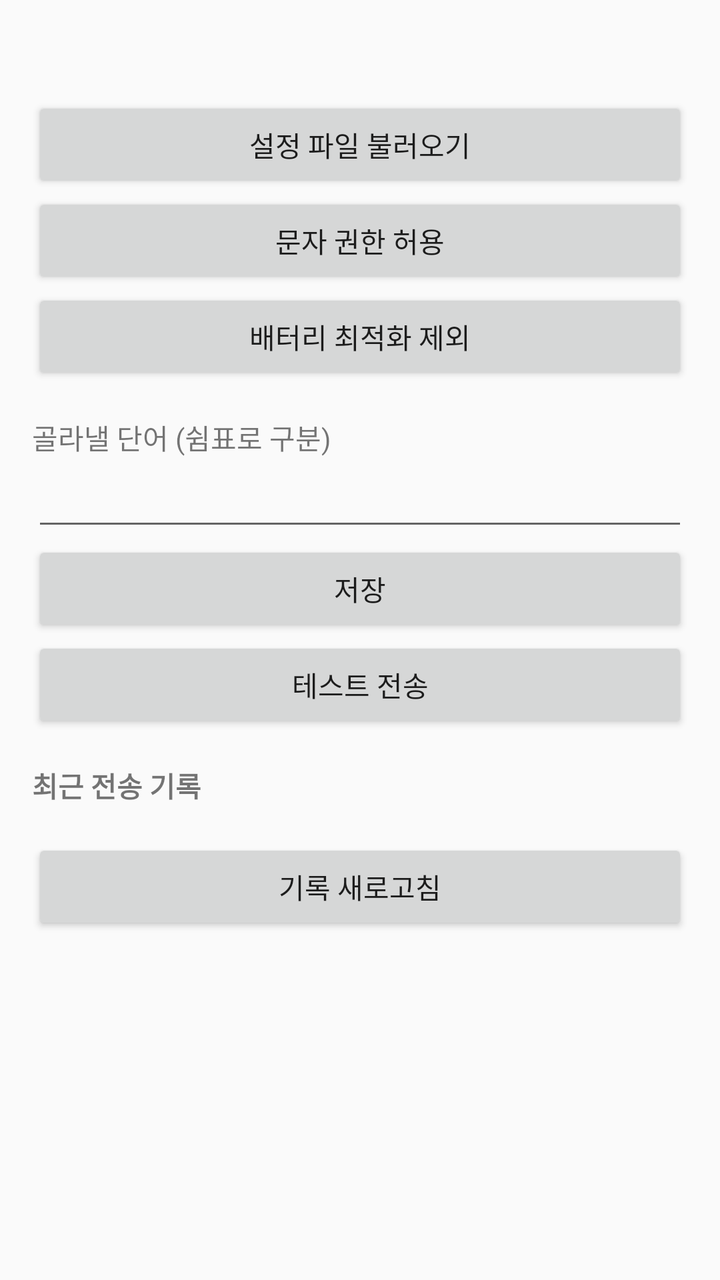
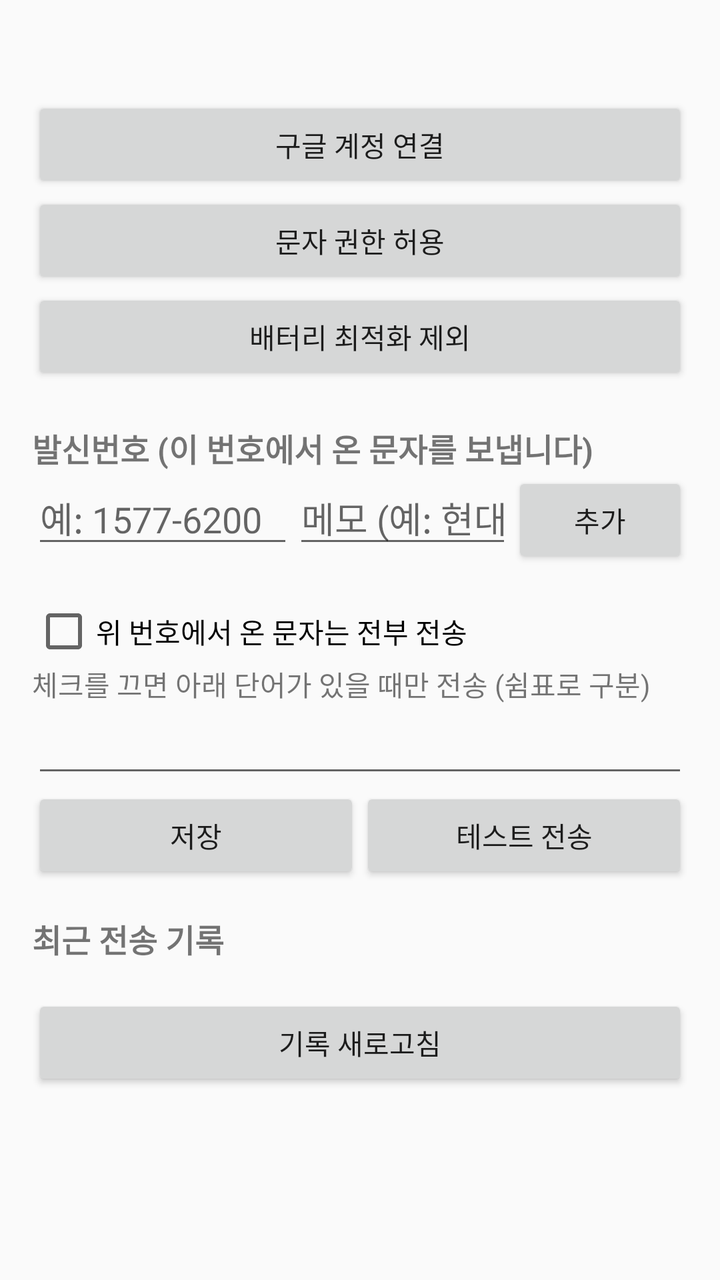

An Android layout rendered at two revisions. The XML below is the earlier revision; the diff shows what the commit changed to produce the second picture.
<!-- AndroidManifest.xml: application theme Theme.AppCompat.DayNight -->
<!-- res/layout/activity_main.xml -->
<?xml version="1.0" encoding="utf-8"?>
<ScrollView xmlns:android="http://schemas.android.com/apk/res/android"
    android:layout_width="match_parent" android:layout_height="match_parent">
    <LinearLayout android:orientation="vertical" android:padding="16dp"
        android:layout_width="match_parent" android:layout_height="wrap_content">

        <TextView android:id="@+id/status" android:layout_width="match_parent" android:layout_height="wrap_content"
            android:textSize="15sp" android:lineSpacingExtra="4dp" />

        <Button android:id="@+id/loadSettings" android:layout_width="match_parent" android:layout_height="wrap_content"
            android:layout_marginTop="12dp" android:text="@string/load_settings" />
        <Button android:id="@+id/grantSms" android:layout_width="match_parent" android:layout_height="wrap_content"
            android:text="@string/grant_sms" />
        <Button android:id="@+id/battery" android:layout_width="match_parent" android:layout_height="wrap_content"
            android:text="@string/battery" />

        <TextView android:layout_width="match_parent" android:layout_height="wrap_content"
            android:layout_marginTop="16dp" android:text="@string/keywords_label" />
        <EditText android:id="@+id/keywords" android:layout_width="match_parent" android:layout_height="wrap_content"
            android:inputType="text" />
        <Button android:id="@+id/save" android:layout_width="match_parent" android:layout_height="wrap_content"
            android:text="@string/save" />
        <Button android:id="@+id/testSend" android:layout_width="match_parent" android:layout_height="wrap_content"
            android:text="@string/test_send" />

        <TextView android:layout_width="match_parent" android:layout_height="wrap_content"
            android:layout_marginTop="16dp" android:text="@string/recent" android:textStyle="bold" />
        <TextView android:id="@+id/log" android:layout_width="match_parent" android:layout_height="wrap_content"
            android:fontFamily="monospace" android:textSize="12sp" />
        <Button android:id="@+id/refresh" android:layout_width="match_parent" android:layout_height="wrap_content"
            android:text="@string/refresh" />
    </LinearLayout>
</ScrollView>
<!-- resources referenced by this layout -->
<resources>
  <string name="battery">배터리 최적화 제외</string>
  <string name="grant_sms">문자 권한 허용</string>
  <string name="keywords_label">골라낼 단어 (쉼표로 구분)</string>
  <string name="load_settings">설정 파일 불러오기</string>
  <string name="recent">최근 전송 기록</string>
  <string name="refresh">기록 새로고침</string>
  <string name="save">저장</string>
  <string name="test_send">테스트 전송</string>
</resources>

<!-- the commit's change to res/layout/activity_main.xml (unified diff, before → after) -->
@@ -7,24 +7,41 @@
         <TextView android:id="@+id/status" android:layout_width="match_parent" android:layout_height="wrap_content"
             android:textSize="15sp" android:lineSpacingExtra="4dp" />
 
-        <Button android:id="@+id/loadSettings" android:layout_width="match_parent" android:layout_height="wrap_content"
-            android:layout_marginTop="12dp" android:text="@string/load_settings" />
+        <Button android:id="@+id/connect" android:layout_width="match_parent" android:layout_height="wrap_content"
+            android:layout_marginTop="12dp" android:text="@string/connect" />
         <Button android:id="@+id/grantSms" android:layout_width="match_parent" android:layout_height="wrap_content"
             android:text="@string/grant_sms" />
         <Button android:id="@+id/battery" android:layout_width="match_parent" android:layout_height="wrap_content"
             android:text="@string/battery" />
 
         <TextView android:layout_width="match_parent" android:layout_height="wrap_content"
-            android:layout_marginTop="16dp" android:text="@string/keywords_label" />
+            android:layout_marginTop="20dp" android:text="@string/senders" android:textStyle="bold" android:textSize="16sp" />
+        <LinearLayout android:orientation="horizontal" android:layout_width="match_parent" android:layout_height="wrap_content">
+            <EditText android:id="@+id/senderInput" android:layout_width="0dp" android:layout_weight="1.2"
+                android:layout_height="wrap_content" android:inputType="phone" android:hint="@string/sender_hint" />
+            <EditText android:id="@+id/memoInput" android:layout_width="0dp" android:layout_weight="1"
+                android:layout_height="wrap_content" android:inputType="text" android:hint="@string/memo_hint" />
+            <Button android:id="@+id/addSender" android:layout_width="wrap_content" android:layout_height="wrap_content"
+                android:text="@string/add" />
+        </LinearLayout>
+        <LinearLayout android:id="@+id/senderList" android:orientation="vertical"
+            android:layout_width="match_parent" android:layout_height="wrap_content" />
+
+        <CheckBox android:id="@+id/forwardAll" android:layout_width="match_parent" android:layout_height="wrap_content"
+            android:layout_marginTop="16dp" android:text="@string/forward_all" />
+        <TextView android:layout_width="match_parent" android:layout_height="wrap_content"
+            android:text="@string/keywords_label" />
         <EditText android:id="@+id/keywords" android:layout_width="match_parent" android:layout_height="wrap_content"
             android:inputType="text" />
-        <Button android:id="@+id/save" android:layout_width="match_parent" android:layout_height="wrap_content"
-            android:text="@string/save" />
-        <Button android:id="@+id/testSend" android:layout_width="match_parent" android:layout_height="wrap_content"
-            android:text="@string/test_send" />
+        <LinearLayout android:orientation="horizontal" android:layout_width="match_parent" android:layout_height="wrap_content">
+            <Button android:id="@+id/save" android:layout_width="0dp" android:layout_weight="1"
+                android:layout_height="wrap_content" android:text="@string/save" />
+            <Button android:id="@+id/testSend" android:layout_width="0dp" android:layout_weight="1"
+                android:layout_height="wrap_content" android:text="@string/test_send" />
+        </LinearLayout>
 
         <TextView android:layout_width="match_parent" android:layout_height="wrap_content"
-            android:layout_marginTop="16dp" android:text="@string/recent" android:textStyle="bold" />
+            android:layout_marginTop="16dp" android:text="@string/recent" android:textStyle="bold" android:textSize="16sp" />
         <TextView android:id="@+id/log" android:layout_width="match_parent" android:layout_height="wrap_content"
             android:fontFamily="monospace" android:textSize="12sp" />
         <Button android:id="@+id/refresh" android:layout_width="match_parent" android:layout_height="wrap_content"
<!-- resource entries referenced after the edit -->
@@ -1,12 +1,17 @@
 <!-- resources referenced by this layout -->
 <resources>
+  <string name="add">추가</string>
   <string name="battery">배터리 최적화 제외</string>
+  <string name="connect">구글 계정 연결</string>
+  <string name="forward_all">위 번호에서 온 문자는 전부 전송</string>
   <string name="grant_sms">문자 권한 허용</string>
-  <string name="keywords_label">골라낼 단어 (쉼표로 구분)</string>
-  <string name="load_settings">설정 파일 불러오기</string>
+  <string name="keywords_label">체크를 끄면 아래 단어가 있을 때만 전송 (쉼표로 구분)</string>
+  <string name="memo_hint">메모 (예: 현대카드)</string>
   <string name="recent">최근 전송 기록</string>
   <string name="refresh">기록 새로고침</string>
   <string name="save">저장</string>
+  <string name="sender_hint">예: 1577-6200</string>
+  <string name="senders">발신번호 (이 번호에서 온 문자를 보냅니다)</string>
   <string name="test_send">테스트 전송</string>
 </resources>
 
